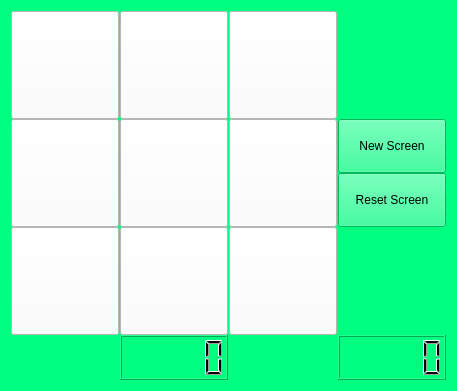
Before: the Qt Designer form tictacscreen.ui in HashanMaduwantha/TicTacToe, drawn with Qt 5.
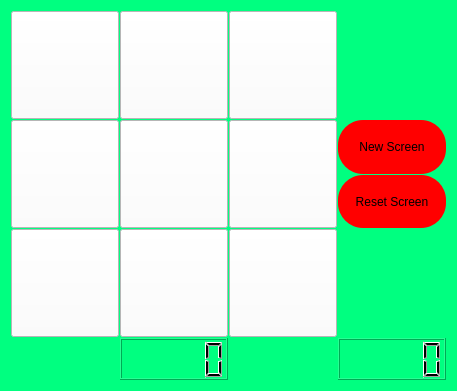
After: the same form once the commit is applied.

Diff of the .ui file:
```diff
--- a/tictacscreen.ui
+++ b/tictacscreen.ui
@@ -23,12 +23,9 @@
    <string notr="true">background-color:#00ff80;</string>
   </property>
   <layout class="QGridLayout" name="gridLayout">
-   <property name="horizontalSpacing">
+   <property name="spacing">
     <number>1</number>
    </property>
-   <property name="verticalSpacing">
-    <number>0</number>
-   </property>
    <item row="2" column="4">
     <layout class="QVBoxLayout" name="verticalLayout_3"/>
    </item>
@@ -45,6 +42,11 @@
          <verstretch>0</verstretch>
         </sizepolicy>
        </property>
+       <property name="styleSheet">
+        <string notr="true">border-radius: 25px;
+background-color:red;
+</string>
+       </property>
        <property name="text">
         <string>New Screen</string>
        </property>
@@ -58,6 +60,11 @@
          <verstretch>0</verstretch>
         </sizepolicy>
        </property>
+       <property name="styleSheet">
+        <string notr="true">border-radius: 25px;
+background-color:red;
+</string>
+       </property>
        <property name="text">
         <string>Reset Screen</string>
        </property>
```
